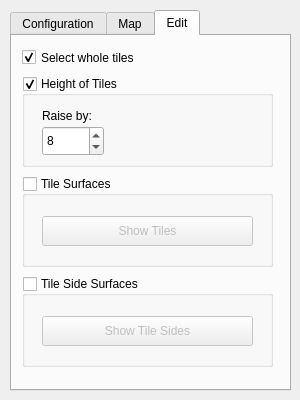
Qt form Annchienta/games/editor/editor.ui (sago007/annchienta) before a commit.
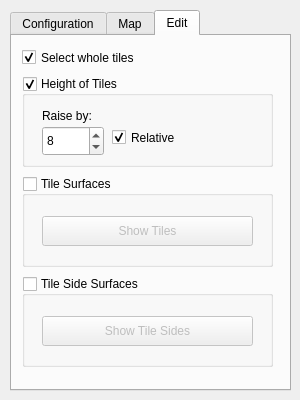
The same form after that commit. The open tabs and pages were chosen to show the change.

Commit message: Can now fully select map with unwhole tiles.

What changed in the file:
```diff
--- a/Annchienta/games/editor/editor.ui
+++ b/Annchienta/games/editor/editor.ui
@@ -384,6 +384,22 @@
        <string>Raise by:</string>
       </property>
      </widget>
+     <widget class="QCheckBox" name="zRelativeBox" >
+      <property name="geometry" >
+       <rect>
+        <x>90</x>
+        <y>50</y>
+        <width>94</width>
+        <height>23</height>
+       </rect>
+      </property>
+      <property name="text" >
+       <string>Relative</string>
+      </property>
+      <property name="checked" >
+       <bool>true</bool>
+      </property>
+     </widget>
     </widget>
     <widget class="QGroupBox" name="tileGroupBox" >
      <property name="enabled" >
```
Left out of the diff: 2 changed lines with no effect on the pictures. The commit also changes 2 other files.
